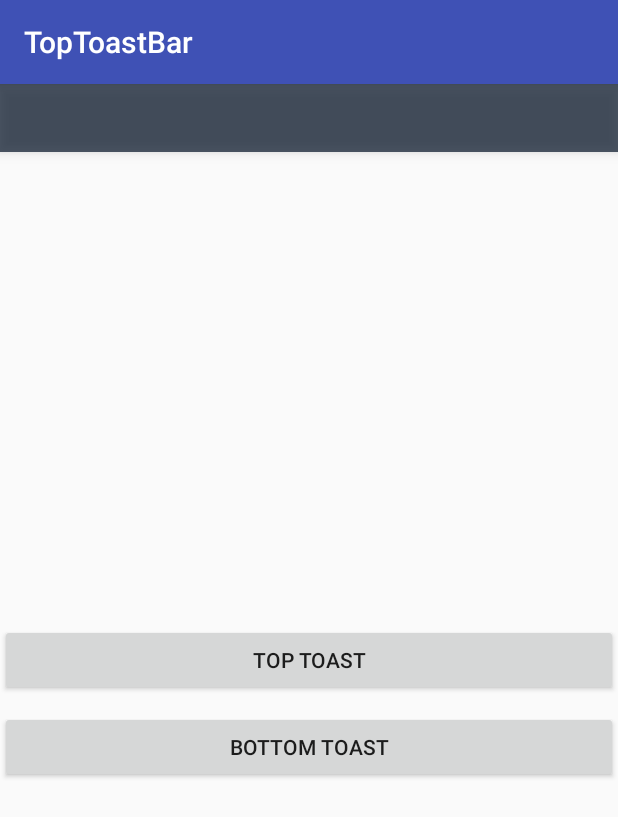
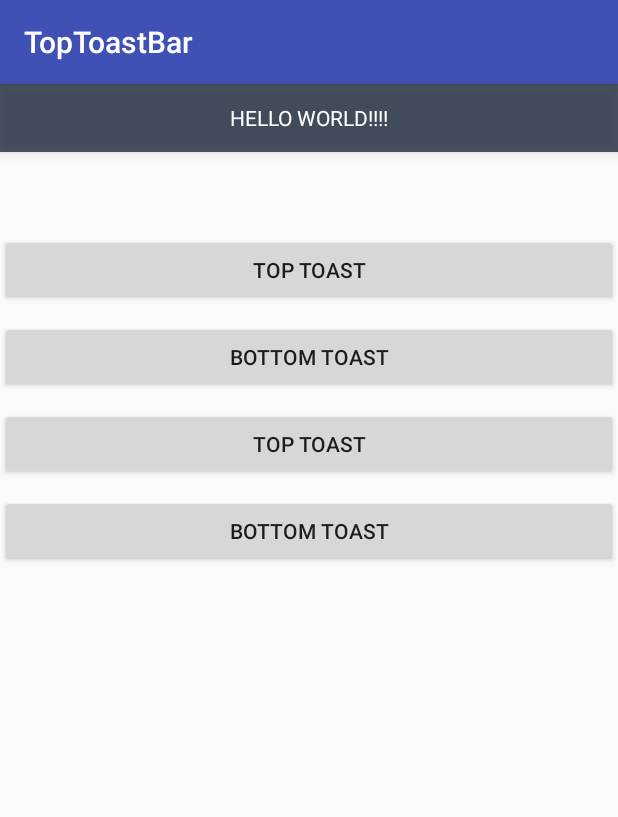
Before and after one commit to SwiftyWang/ToastBar, an Android app: the screen it shows after launch (MainActivity), after a tap on "TOP TOAST", on a phone screen of 412 x 824 dp. Shown: the top 817 px of the screen. Run offline under Robolectric (Android 15) with nearby library versions, the phone set to English and light mode, and no system bars.

Commit message:
fix merging bug. add two more sample button.

```diff
--- a/app/src/main/java/com/swifty/toptoastbar/MainActivity.java
+++ b/app/src/main/java/com/swifty/toptoastbar/MainActivity.java
@@ -11,6 +11,10 @@ public class MainActivity extends AppCompatActivity {
         BottomToast.make((ViewGroup) findViewById(R.id.parent), "HELLO WORLD!!!!", 3000).show();
     }
 
+    public void onBottomWindowsToast(View view) {
+        BottomToast.make(this, "HELLO WORLD!!!!", 3000).show();
+    }
+
     @Override
     protected void onCreate(Bundle savedInstanceState) {
         super.onCreate(savedInstanceState);
@@ -20,4 +24,8 @@ public class MainActivity extends AppCompatActivity {
     public void onTopToast(View view) {
         TopToast.make((ViewGroup) findViewById(R.id.parent), "HELLO WORLD!!!!", 3000).show();
     }
+
+    public void onTopWindowsToast(View view) {
+        TopToast.make(this, "HELLO WORLD!!!!", 3000).show();
+    }
 }
--- a/app/src/main/res/layout/activity_main.xml
+++ b/app/src/main/res/layout/activity_main.xml
@@ -10,7 +10,7 @@
         android:id="@+id/button"
         android:layout_width="match_parent"
         android:layout_height="wrap_content"
-        android:layout_centerInParent="true"
+        android:layout_marginTop="100dp"
         android:onClick="onTopToast"
         android:text="top toast"/>
 
@@ -22,4 +22,22 @@
         android:layout_marginTop="10dp"
         android:onClick="onBottomToast"
         android:text="bottom toast"/>
+
+    <Button
+        android:id="@+id/button3"
+        android:layout_width="match_parent"
+        android:layout_height="wrap_content"
+        android:layout_below="@id/button2"
+        android:layout_marginTop="10dp"
+        android:onClick="onTopWindowsToast"
+        android:text="top toast"/>
+
+    <Button
+        android:id="@+id/button4"
+        android:layout_width="match_parent"
+        android:layout_height="wrap_content"
+        android:layout_below="@id/button3"
+        android:layout_marginTop="10dp"
+        android:onClick="onBottomWindowsToast"
+        android:text="bottom toast"/>
 </RelativeLayout>
--- a/topmessage/src/main/java/com/swifty/toptoastbar/Toast.java
+++ b/topmessage/src/main/java/com/swifty/toptoastbar/Toast.java
@@ -82,7 +82,7 @@ public class Toast extends FrameLayout {
         Toast toast = new Toast(context);
         intent = new Intent(context, FloatWindowService.class);
         intent.putExtra("message", message);
-        intent.putExtra("time", time > 0 ? time : DEFAULTTIME);
+        intent.putExtra("time", time > 0 ? time : DEFAULT_TIME);
         intent.putExtra("position", position);
         return toast;
     }
@@ -90,7 +90,7 @@ public class Toast extends FrameLayout {
     @Override
     protected void onFinishInflate() {
         super.onFinishInflate();
-        messageTextView = (TextView) findViewById(R.id.message_text);
+        messageTextView = (TextView) findViewById(R.id.message_textview);
     }
 
     public Toast setAnimationInterpolator(Interpolator enterInterpolator, Interpolator exitInterpolator) {
```
